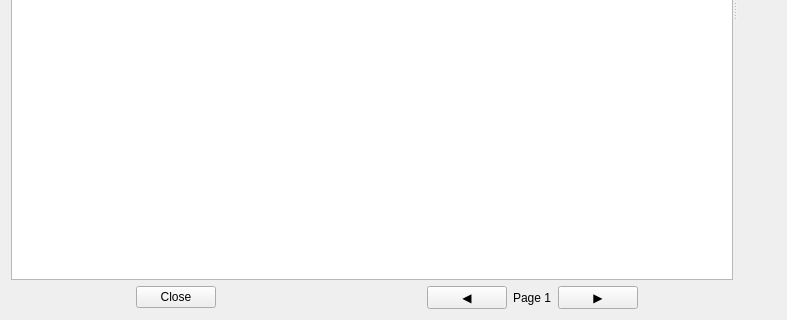
Qt form launcher/ui/dialogs/skins/SkinBrowserDialog.ui (corecommit/PollyMC-Continued) before a commit; both pictures show x 0 to 787 and y 300 to 620 of the 940 by 620 pixel window.
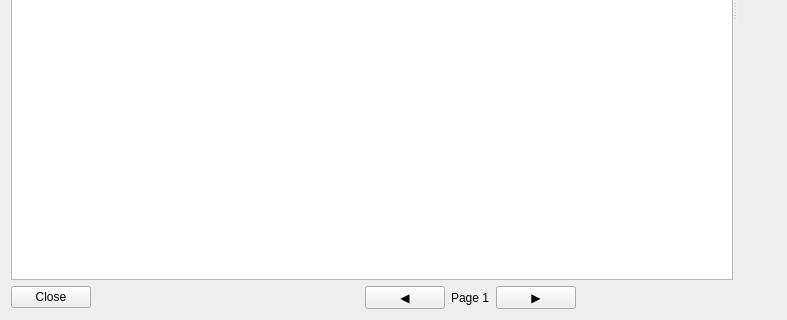
The same form after that commit.

Commit message: Replace button box with close button in dialog

```diff
--- a/launcher/ui/dialogs/skins/SkinBrowserDialog.ui
+++ b/launcher/ui/dialogs/skins/SkinBrowserDialog.ui
@@ -129,9 +129,12 @@
    <item>
     <layout class="QHBoxLayout" name="bottomBar">
      <item>
-      <widget class="QDialogButtonBox" name="buttonBox">
-       <property name="standardButtons">
-        <set>QDialogButtonBox::Close</set>
+      <widget class="QPushButton" name="closeBtn">
+       <property name="text">
+        <string>Close</string>
+       </property>
+       <property name="toolTip">
+        <string>Close this window</string>
        </property>
       </widget>
      </item>
```
Left out of the diff: 14 changed lines with no effect on the pictures.
